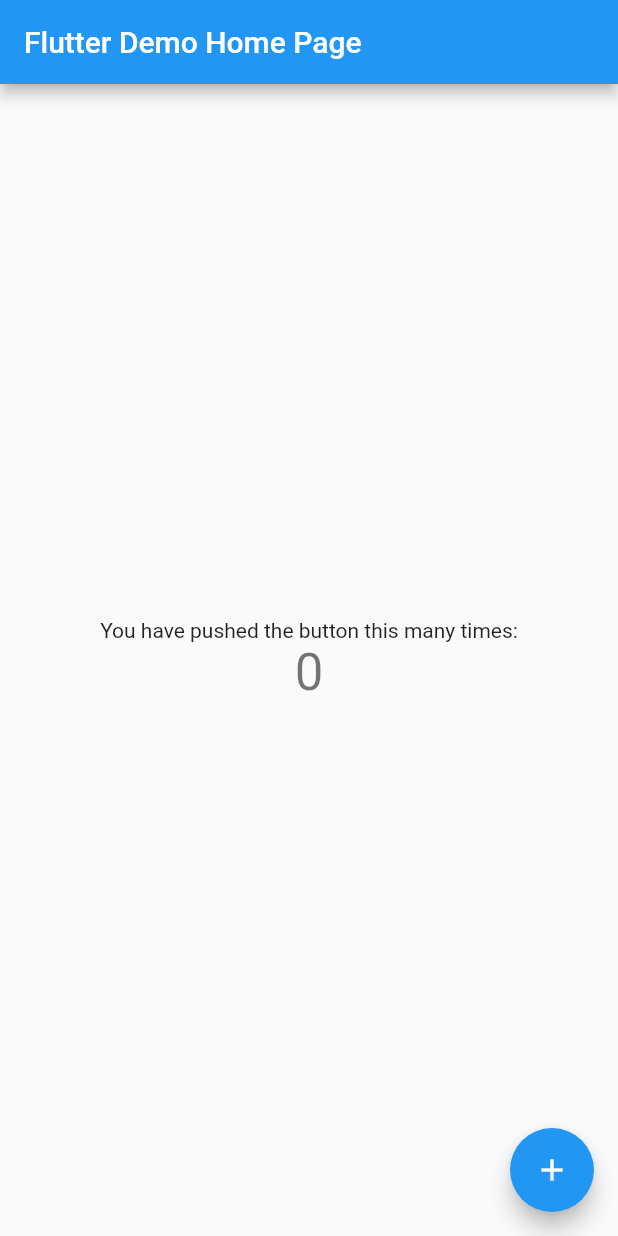
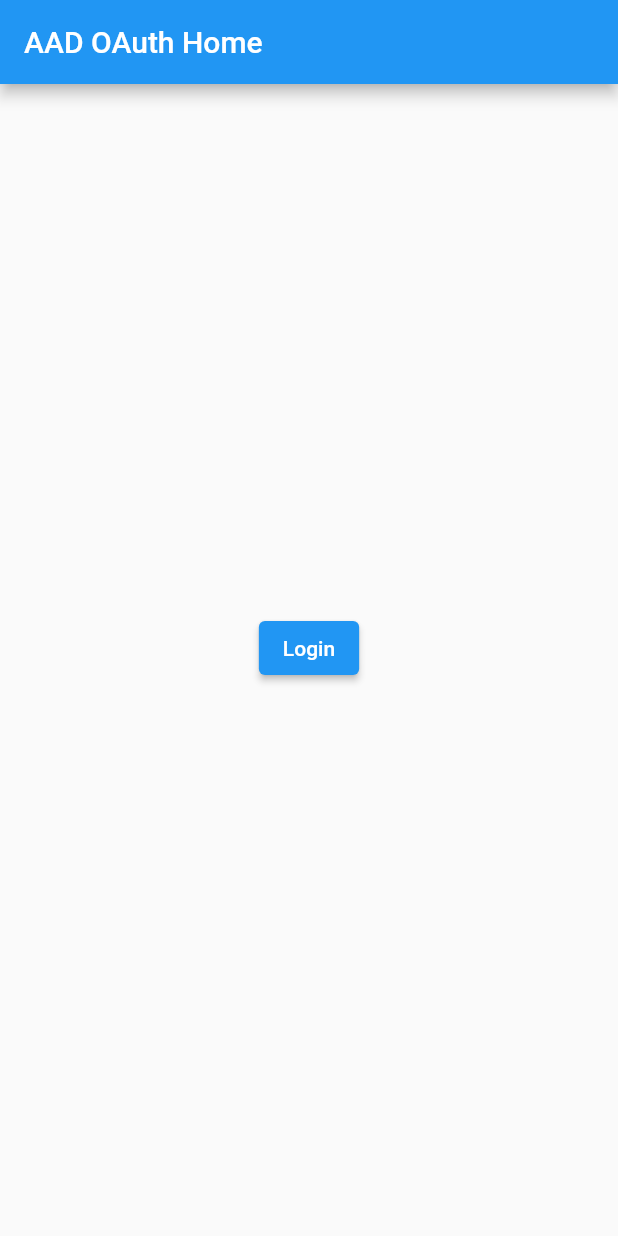
Before and after one commit to tommywong821/FYP-USocieTy, a Flutter app: the screen it shows after launch, on a phone screen of 412 x 824 dp. Run offline on Flutter 3.47's test engine with Material 2 defaults, Android fonts, the light colour scheme and no system bars; our stand-ins replace flutter_dotenv, flutter_secure_storage; missing offline and left inert: aad_oauth.

Commit message:
add Azure ad login with secruty store

```diff
--- /dev/null
+++ b/lib/Login.dart
@@ -0,0 +1,27 @@
+import 'package:flutter/cupertino.dart';
+import 'package:flutter/material.dart';
+import 'package:flutter/src/widgets/container.dart';
+import 'package:flutter/src/widgets/framework.dart';
+
+class Login extends StatelessWidget {
+  final loginAction;
+  final String loginError;
+
+  const Login(this.loginAction, this.loginError);
+
+  @override
+  Widget build(BuildContext context) {
+    return Column(
+      mainAxisAlignment: MainAxisAlignment.center,
+      children: <Widget>[
+        ElevatedButton(
+          onPressed: () {
+            loginAction();
+          },
+          child: Text('Login'),
+        ),
+        Text(loginError ?? '')
+      ],
+    );
+  }
+}
--- a/lib/main.dart
+++ b/lib/main.dart
@@ -1,46 +1,38 @@
+import 'dart:convert';
+import 'dart:developer';
+
+import 'package:aad_oauth/aad_oauth.dart';
+import 'package:aad_oauth/model/config.dart';
 import 'package:flutter/material.dart';
+import 'package:flutter_dotenv/flutter_dotenv.dart';
+import 'package:flutter_secure_storage/flutter_secure_storage.dart';
+import 'package:http/http.dart' as http;
+import 'package:ngok3fyp_frontend_flutter/Login.dart';
+import 'package:ngok3fyp_frontend_flutter/Profile.dart';
 
-void main() {
-  runApp(const MyApp());
+// void main() => runApp(MyApp());
+void main() async {
+  await dotenv.load(fileName: '.env');
+  runApp(MyApp());
 }
 
+final navigatorKey = GlobalKey<NavigatorState>();
+final FlutterSecureStorage secureStorage = const FlutterSecureStorage();
+
 class MyApp extends StatelessWidget {
-  const MyApp({super.key});
-
-  // This widget is the root of your application.
   @override
   Widget build(BuildContext context) {
     return MaterialApp(
-      title: 'Flutter Demo',
-      theme: ThemeData(
-        // This is the theme of your application.
-        //
-        // Try running your application with "flutter run". You'll see the
-        // application has a blue toolbar. Then, without quitting the app, try
-        // changing the primarySwatch below to Colors.green and then invoke
-        // "hot reload" (press "r" in the console where you ran "flutter run",
-        // or simply save your changes to "hot reload" in a Flutter IDE).
-        // Notice that the counter didn't reset back to zero; the application
-        // is not restarted.
-        primarySwatch: Colors.blue,
-      ),
-      home: const MyHomePage(title: 'Flutter Demo Home Page'),
+      title: 'AAD OAuth Demo',
+      theme: ThemeData(primarySwatch: Colors.blue),
+      home: MyHomePage(title: 'AAD OAuth Home'),
+      navigatorKey: navigatorKey,
     );
   }
 }
 
 class MyHomePage extends StatefulWidget {
-  const MyHomePage({super.key, required this.title});
-
-  // This widget is the home page of your application. It is stateful, meaning
-  // that it has a State object (defined below) that contains fields that affect
-  // how it looks.
-
-  // This class is the configuration for the state. It holds the values (in this
-  // case the title) provided by the parent (in this case the App widget) and
-  // used by the build method of the State. Fields in a Widget subclass are
-  // always marked "final".
-
+  MyHomePage({Key? key, required this.title}) : super(key: key);
   final String title;
 
   @override
@@ -48,68 +40,138 @@
 }
 
 class _MyHomePageState extends State<MyHomePage> {
-  int _counter = 0;
+  static final Config config = Config(
+      tenant: dotenv.env['TENANT']!,
+      clientId: dotenv.env['CLIENTID']!,
+      redirectUri: dotenv.env['REDIRECTURI']!,
+      scope: dotenv.env['SCOPE']!,
+      clientSecret: dotenv.env['CLIENTSECRET']!,
+      navigatorKey: navigatorKey);
+  final AadOAuth oAuth = AadOAuth(config);
 
-  void _incrementCounter() {
+  bool isBusy = false;
+  String errorMessage = '';
+  bool isLoggedIn = false;
+  String name = '';
+  String email = '';
+
+  @override
+  Widget build(BuildContext context) {
+    return Scaffold(
+        appBar: AppBar(
+          title: Text(widget.title),
+        ),
+        body: Center(
+          child: isBusy
+              ? CircularProgressIndicator()
+              : isLoggedIn
+                  ? Profile(logout, name, email)
+                  : Login(login, errorMessage),
+        ));
+  }
+
+  Future<void> login() async {
     setState(() {
-      // This call to setState tells the Flutter framework that something has
-      // changed in this State, which causes it to rerun the build method below
-      // so that the display can reflect the updated values. If we changed
-      // _counter without calling setState(), then the build method would not be
-      // called again, and so nothing would appear to happen.
-      _counter++;
+      isBusy = true;
+      errorMessage = '';
+    });
+
+    try {
+      await oAuth.login();
+      var accessToken = await oAuth.getAccessToken();
+      debugPrint('Logged in successfully, your access token: $accessToken');
+
+      final profile = await getUserDetails(accessToken!);
+
+      await secureStorage.write(key: 'access_token', value: accessToken);
+
+      setState(() {
+        isBusy = false;
+        isLoggedIn = true;
+        name = profile['name'];
+        email = profile['email'];
+      });
+    } catch (e) {
+      showError(e);
+      setState(() {
+        isBusy = false;
+        isLoggedIn = false;
+        errorMessage = e.toString();
+      });
+    }
+  }
+
+  void showMessage(String text) {
+    var alert = AlertDialog(
+      content: Text(text),
+      actions: <Widget>[
+        TextButton(
+            onPressed: () {
+              Navigator.pop(context);
+            },
+            child: const Text('Ok'))
+      ],
+    );
+    showDialog(context: context, builder: (BuildContext context) => alert);
+  }
+
+  void showError(dynamic ex) {
+    showMessage(ex.toString());
+  }
+
+  void logout() async {
+    await oAuth.logout();
+    await secureStorage.delete(key: 'access_token');
+    debugPrint('Logged out');
+    setState(() {
+      isLoggedIn = false;
+      isBusy = false;
     });
   }
 
+  Future<Map<String, dynamic>> getUserDetails(String accessToken) async {
+    final url = Uri.https('graph.microsoft.com', 'oidc/userinfo');
+    final response = await http.get(
+      url,
+      headers: {'Authorization': 'Bearer $accessToken'},
+    );
+
+    if (response.statusCode == 200) {
+      return jsonDecode(response.body);
+    } else {
+      throw Exception('Failed to get user details');
+    }
+  }
+
   @override
-  Widget build(BuildContext context) {
-    // This method is rerun every time setState is called, for instance as done
-    // by the _incrementCounter method above.
-    //
-    // The Flutter framework has been optimized to make rerunning build methods
-    // fast, so that you can just rebuild anything that needs updating rather
-    // than having to individually change instances of widgets.
-    return Scaffold(
-      appBar: AppBar(
-        // Here we take the value from the MyHomePage object that was created by
-        // the App.build method, and use it to set our appbar title.
-        title: Text(widget.title),
-      ),
-      body: Center(
-        // Center is a layout widget. It takes a single child and positions it
-        // in the middle of the parent.
-        child: Column(
-          // Column is also a layout widget. It takes a list of children and
-          // arranges them vertically. By default, it sizes itself to fit its
-          // children horizontally, and tries to be as tall as its parent.
-          //
-          // Invoke "debug painting" (press "p" in the console, choose the
-          // "Toggle Debug Paint" action from the Flutter Inspector in Android
-          // Studio, or the "Toggle Debug Paint" command in Visual Studio Code)
-          // to see the wireframe for each widget.
-          //
-          // Column has various properties to control how it sizes itself and
-          // how it positions its children. Here we use mainAxisAlignment to
-          // center the children vertically; the main axis here is the vertical
-          // axis because Columns are vertical (the cross axis would be
-          // horizontal).
-          mainAxisAlignment: MainAxisAlignment.center,
-          children: <Widget>[
-            const Text(
-              'You have pushed the button this many times:',
-            ),
-            Text(
-              '$_counter',
-              style: Theme.of(context).textTheme.headline4,
-            ),
-          ],
-        ),
-      ),
-      floatingActionButton: FloatingActionButton(
-        onPressed: _incrementCounter,
-        tooltip: 'Increment',
-        child: const Icon(Icons.add),
-      ), // This trailing comma makes auto-formatting nicer for build methods.
-    );
+  void initState() {
+    // TODO: implement initState
+    initAction();
+    super.initState();
+  }
+
+  void initAction() async {
+    final storedRefreshToken = await secureStorage.read(key: 'access_token');
+    if (storedRefreshToken == null) return;
+
+    setState(() {
+      isBusy = true;
+    });
+
+    try {
+      final profile = await getUserDetails(storedRefreshToken);
+
+      secureStorage.write(key: 'access_token', value: storedRefreshToken);
+
+      setState(() {
+        isBusy = false;
+        isLoggedIn = true;
+        name = profile['name'];
+        email = profile['email'];
+      });
+    } catch (e, s) {
+      showError('error on refresh token: $e - stack: $s');
+      logout();
+    }
   }
 }
```
Also changed, not shown: lib/Profile.dart (added, +39 -0 lines), pubspec.yaml (+7 -4 lines), 1 other file.
